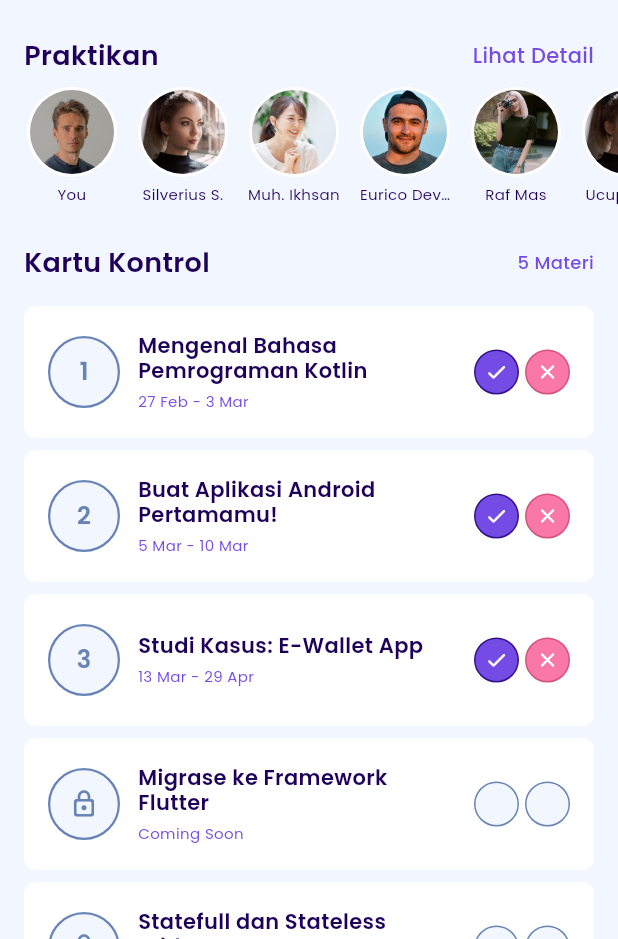
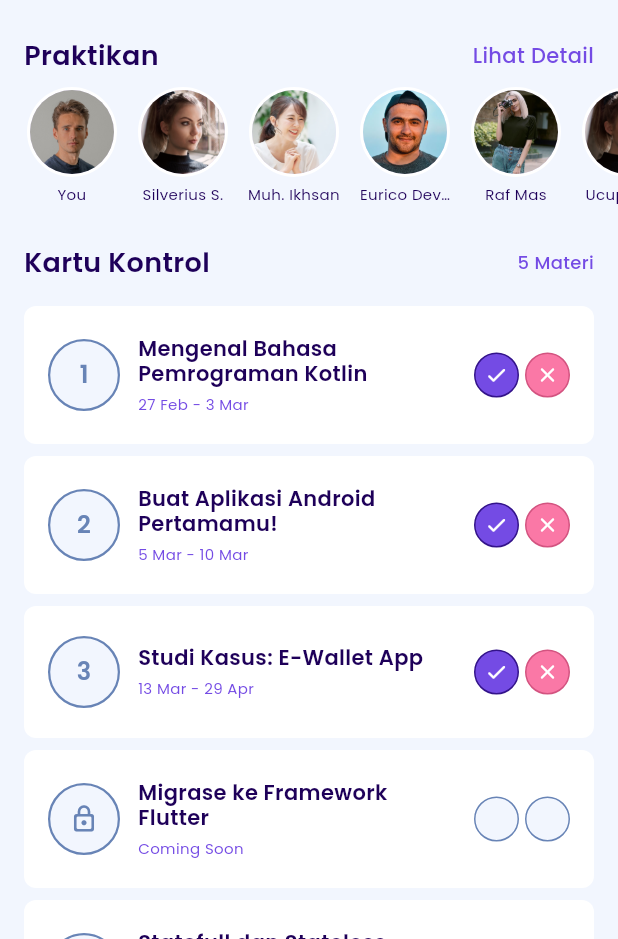
Before and after one commit to ToKu404/asco, a Flutter app: the StudentAssistancePage screen opened directly, on a phone screen of 412 x 824 dp, the part 297-1236 px from its top. Run offline on Flutter 3.47's test engine with Material 2 defaults, Android fonts, the phone set to English and light mode, and no system bars; our stand-ins replace firebase_core, flip_card, flutter_svg, percent_indicator, rive; missing offline and left inert: qr; accounts and stored records are empty.

Commit message:
fix: fix overflow issue

```diff
--- a/lib/core/constants/app_route.dart
+++ b/lib/core/constants/app_route.dart
@@ -6,6 +6,8 @@ class AppRoute {
   static const studentMainMenuPage = '/student/main-menu';
   static const studentLaboratoriumCourseDetailPage =
       '/student/main-menu/laboratory-course-detail';
+  static const studentAssistanceCourseDetailPage =
+      '/student/main-menu/assistance-course-detail';
 
   // admin
   static const adminHomePage = '/admin/home';
--- a/lib/src/presentations/features/menu/assistance/assistance_page.dart
+++ b/lib/src/presentations/features/menu/assistance/assistance_page.dart
@@ -1,5 +1,6 @@
 import 'dart:math' as math;
 
+import 'package:asco/core/constants/app_route.dart';
 import 'package:asco/src/presentations/features/menu/laboratory/laboratory_page.dart';
 import 'package:flutter/material.dart';
 import 'package:flutter_svg/flutter_svg.dart';
@@ -275,13 +276,15 @@ class StudentAvatar extends StatelessWidget {
             ),
           ),
           const SizedBox(height: 4),
-          Text(
+          Expanded(
+            child: Text(
               student.name,
               maxLines: 1,
               overflow: TextOverflow.ellipsis,
               textAlign: TextAlign.center,
               style: kTextTheme.bodySmall?.copyWith(
                 color: Palette.purple100,
+              ),
             ),
           )
         ],
@@ -310,9 +313,11 @@ class ControlCard extends StatelessWidget {
         child: InkWell(
           onTap: () {},
           child: SizedBox(
-            height: 88,
             child: Padding(
-              padding: const EdgeInsets.all(16),
+              padding: const EdgeInsets.symmetric(
+                vertical: 20,
+                horizontal: 16,
+              ),
               child: Row(
                 mainAxisAlignment: MainAxisAlignment.spaceBetween,
                 children: <Widget>[
@@ -383,21 +388,13 @@ class ControlCard extends StatelessWidget {
                         const AssistanceStatusBadge(
                           borderColor: Color(0xFF33138A),
                           fillColor: Palette.purple60,
-                          centerChild: Icon(
-                            Icons.check_rounded,
-                            size: 16,
-                            color: Palette.white,
-                          ),
+                          icon: Icons.check_rounded,
                         ),
                         const SizedBox(width: 4),
                         const AssistanceStatusBadge(
                           borderColor: Color(0xFFD35380),
                           fillColor: Color(0xFFFA78A6),
-                          centerChild: Icon(
-                            Icons.close_rounded,
-                            size: 16,
-                            color: Palette.white,
-                          ),
+                          icon: Icons.close_rounded,
                         ),
                       ],
                     ],
@@ -415,13 +412,13 @@ class ControlCard extends StatelessWidget {
 class AssistanceStatusBadge extends StatelessWidget {
   final Color? borderColor;
   final Color? fillColor;
-  final Widget? centerChild;
+  final IconData? icon;
 
   const AssistanceStatusBadge({
     super.key,
     this.borderColor,
     this.fillColor,
-    this.centerChild,
+    this.icon,
   });
 
   @override
@@ -437,7 +434,11 @@ class AssistanceStatusBadge extends StatelessWidget {
         ),
       ),
       child: Center(
-        child: centerChild,
+        child: Icon(
+          icon,
+          size: 16,
+          color: Palette.white,
+        ),
       ),
     );
   }
--- a/lib/src/presentations/features/menu/laboratory/laboratory_course_detail_page.dart
+++ b/lib/src/presentations/features/menu/laboratory/laboratory_course_detail_page.dart
@@ -40,7 +40,7 @@ class StudentLaboratoriumCourseDetailPage extends StatelessWidget {
                       crossAxisAlignment: CrossAxisAlignment.start,
                       children: <Widget>[
                         Padding(
-                          padding: const EdgeInsets.fromLTRB(16, 40, 16, 12),
+                          padding: const EdgeInsets.fromLTRB(16, 32, 16, 12),
                           child: Text(
                             'Mengenal Bahasa Pemrograman Kotlin',
                             style: kTextTheme.headlineMedium?.copyWith(
```
Also changed, not shown: lib/src/presentations/features/menu/laboratory/laboratory_page.dart (+4 -5 lines), lib/src/presentations/features/menu/assistance/assistance_course_detail_page.dart (added). Lines whose indentation alone changed are shown as unchanged.
